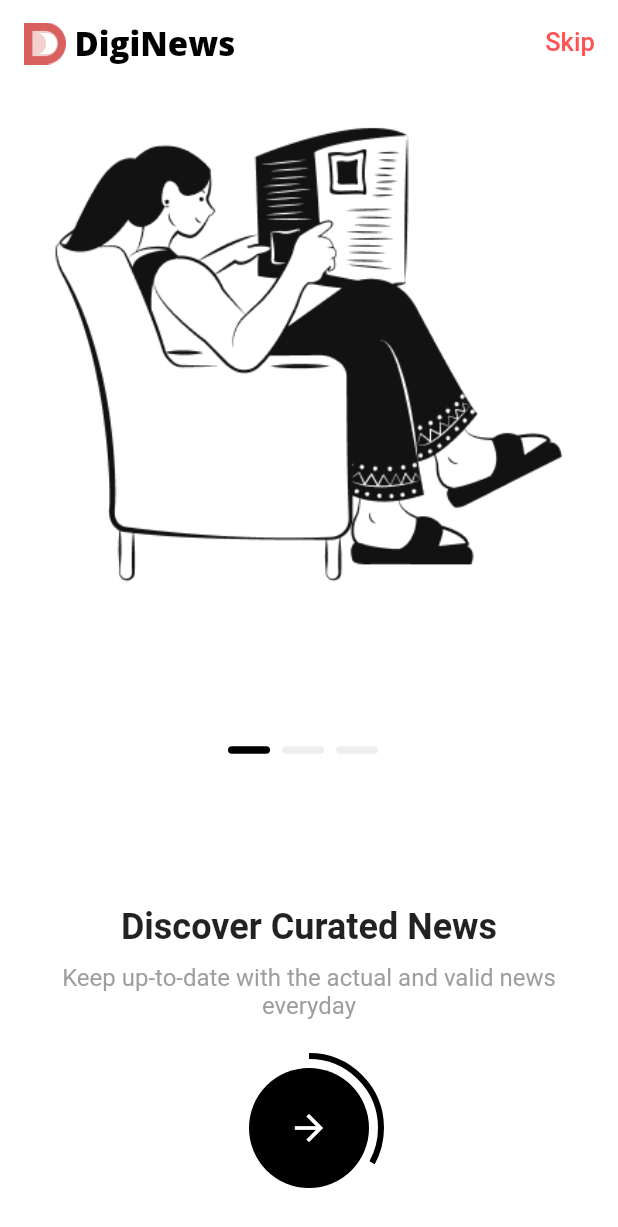
After one commit to ZayniddinMamarasulov/DigiNews, a Flutter app: the screen it shows after launch, on a phone screen of 412 x 824 dp. The commit adds this screen. Shown: the top 1227 px of the screen. Run offline on Flutter 3.47's test engine with Material 2 defaults, Android fonts, the phone set to English and light mode, and no system bars; drawn by our look-alikes of percent_indicator; our stand-ins replace bouncing_widget, carousel_slider, flutter_svg, google_fonts, intl_phone_number_input, shared_preferences.

Commit message:
onboarding page completed

```diff
--- a/lib/main_navigation.dart
+++ b/lib/main_navigation.dart
@@ -2,6 +2,7 @@ import 'package:flutter/cupertino.dart';
 import 'package:flutter/material.dart';
 import 'package:news_app/screens/dashboard_and_news_detail/home/home_page.dart';
 import 'package:news_app/screens/dashboard_and_news_detail/notification_page/notification_page.dart';
+import 'package:news_app/screens/onboarding/onboarding.dart';
 import 'package:news_app/screens/register_and_login/auth_page/auth_page.dart';
 import 'package:news_app/screens/register_and_login/forgot_password_page/forgot_password_page.dart';
 import 'package:news_app/screens/register_and_login/login_page/login_page.dart';
@@ -9,8 +10,10 @@ import 'package:news_app/screens/register_and_login/otp_authentication/authentic
 import 'package:news_app/screens/register_and_login/password_recovery/email_pass_recovery.dart';
 import 'package:news_app/screens/register_and_login/password_recovery/phone_number_pass_recovery.dart';
 import 'package:news_app/screens/register_and_login/signup_page/signup_page.dart';
+import 'package:shared_preferences/shared_preferences.dart';
 
 abstract class MainNavigationRouteNames {
+  static const splashScreen = '/splash_screen';
   static const auth = '/auth';
   static const signUp = '/auth/sign_up';
   static const login = '/login';
@@ -23,9 +26,23 @@ abstract class MainNavigationRouteNames {
 }
 
 class MainNavigation {
-  String initialRoute() => MainNavigationRouteNames.home;
+  Future checkFirstSeen() async {
+    SharedPreferences prefs = await SharedPreferences.getInstance();
+    bool _seen = (prefs.getBool('seen') ?? false);
+
+    if (_seen) {
+      return MainNavigationRouteNames.auth;
+    } else {
+      // Set the flag to true at the end of onboarding screen if everything is successfull and so I am commenting it out
+      await prefs.setBool('seen', true);
+      return MainNavigationRouteNames.splashScreen;
+    }
+  }
+
+  String initialRoute() => MainNavigationRouteNames.splashScreen;
 
   final routes = <String, Widget Function(BuildContext)>{
+    MainNavigationRouteNames.splashScreen: (context) => const OnboardingApp(),
     MainNavigationRouteNames.auth: (context) => const AuthPage(),
     MainNavigationRouteNames.signUp: (context) => const SignupPage(),
     MainNavigationRouteNames.authentication: (context) =>
--- /dev/null
+++ b/lib/models/news.dart
@@ -0,0 +1,14 @@
+class News {
+  String category;
+  String image;
+  String title;
+  int readingTime;
+  bool isSaved;
+
+  News(
+      {required this.category,
+      required this.image,
+      required this.title,
+      required this.readingTime,
+      required this.isSaved});
+}
--- /dev/null
+++ b/lib/screens/onboarding/components/carusel_indicators.dart
@@ -0,0 +1,46 @@
+import 'package:flutter/material.dart';
+
+class CustomCaruselIndicators extends StatelessWidget {
+  const CustomCaruselIndicators({
+    Key? key,
+    required this.currentIndex,
+  }) : super(key: key);
+
+  final int currentIndex;
+
+  @override
+  Widget build(BuildContext context) {
+    return Row(
+      mainAxisAlignment: MainAxisAlignment.center,
+      children: [
+        Container(
+          margin: const EdgeInsets.only(right: 8),
+          height: 5,
+          width: 28,
+          decoration: BoxDecoration(
+            color: currentIndex == 0 ? Colors.black : Colors.grey.shade200,
+            borderRadius: BorderRadius.circular(8),
+          ),
+        ),
+        Container(
+          margin: const EdgeInsets.only(right: 8),
+          height: 5,
+          width: 28,
+          decoration: BoxDecoration(
+            color: currentIndex == 1 ? Colors.black : Colors.grey.shade200,
+            borderRadius: BorderRadius.circular(8),
+          ),
+        ),
+        Container(
+          margin: const EdgeInsets.only(right: 8),
+          height: 5,
+          width: 28,
+          decoration: BoxDecoration(
+            color: currentIndex == 2 ? Colors.black : Colors.grey.shade200,
+            borderRadius: BorderRadius.circular(8),
+          ),
+        ),
+      ],
+    );
+  }
+}
--- /dev/null
+++ b/lib/screens/onboarding/components/custom_app_bar.dart
@@ -0,0 +1,44 @@
+import 'package:flutter/material.dart';
+import 'package:news_app/screens/register_and_login/auth_page/auth_page.dart';
+
+AppBar customAppBar(BuildContext context) {
+  return AppBar(
+    backgroundColor: Colors.white,
+    elevation: 0,
+    title: Row(
+      crossAxisAlignment: CrossAxisAlignment.end,
+      mainAxisSize: MainAxisSize.min,
+      children: [
+        Image.asset(
+          'assets/images/app_logo.png',
+          height: 28,
+        ),
+        const Text(
+          ' DigiNews',
+          style: TextStyle(
+            fontSize: 22,
+            color: Colors.black,
+            fontWeight: FontWeight.w900,
+          ),
+        ),
+      ],
+    ),
+    actions: [
+      TextButton(
+          onPressed: () {
+            Navigator.pushAndRemoveUntil(
+              context,
+              MaterialPageRoute(builder: (context) => const AuthPage()),
+              (route) => false,
+            );
+          },
+          child: const Text(
+            'Skip',
+            style: TextStyle(
+              color: Colors.redAccent,
+              fontSize: 17,
+            ),
+          )),
+    ],
+  );
+}
--- /dev/null
+++ b/lib/screens/onboarding/components/custom_circle_button.dart
@@ -0,0 +1,20 @@
+import 'package:flutter/material.dart';
+
+class CustomCircleButton extends StatelessWidget {
+  const CustomCircleButton({
+    Key? key,
+  }) : super(key: key);
+
+  @override
+  Widget build(BuildContext context) {
+    return const CircleAvatar(
+      backgroundColor: Colors.black,
+      radius: 40,
+      child: Icon(
+        Icons.arrow_forward,
+        color: Colors.white,
+        size: 28,
+      ),
+    );
+  }
+}
--- /dev/null
+++ b/lib/screens/onboarding/components/custom_images.dart
@@ -0,0 +1,28 @@
+import 'package:flutter/material.dart';
+
+class CustomImages extends StatelessWidget {
+  final String image;
+  const CustomImages({Key? key, required this.image}) : super(key: key);
+
+  @override
+  Widget build(BuildContext context) {
+    return Container(
+      padding: const EdgeInsets.only(top: 20),
+      width: 375,
+      height: 340,
+      child: Image.asset(image),
+    );
+  }
+
+  static List<Widget> images = [
+    const CustomImages(
+      image: 'assets/images/illust1.png',
+    ),
+    const CustomImages(
+      image: 'assets/images/illust2.png',
+    ),
+    const CustomImages(
+      image: 'assets/images/illust3.png',
+    ),
+  ];
+}
--- /dev/null
+++ b/lib/screens/onboarding/components/custom_text.dart
@@ -0,0 +1,53 @@
+import 'package:flutter/cupertino.dart';
+import 'package:flutter/material.dart';
+
+class CustomText extends StatelessWidget {
+  final String text1;
+  final String text2;
+  const CustomText({Key? key, required this.text1, required this.text2})
+      : super(key: key);
+
+  @override
+  Widget build(BuildContext context) {
+    return Column(
+      mainAxisSize: MainAxisSize.min,
+      crossAxisAlignment: CrossAxisAlignment.center,
+      children: [
+        Text(
+          text1,
+          style: const TextStyle(
+            fontSize: 24,
+            fontWeight: FontWeight.w700,
+          ),
+        ),
+        Padding(
+          padding: const EdgeInsets.only(top: 10.0, left: 22, right: 22),
+          child: Text(
+            text2,
+            textAlign: TextAlign.center,
+            style: const TextStyle(
+              fontSize: 16,
+              color: Colors.grey,
+              fontWeight: FontWeight.w400,
+            ),
+          ),
+        ),
+      ],
+    );
+  }
+
+  static List<Widget> texts = [
+    const CustomText(
+      text1: 'Discover Curated News',
+      text2: 'Keep up-to-date with the actual and valid news everyday',
+    ),
+    const CustomText(
+      text1: 'Update News Everyday',
+      text2: 'Get the recent news everyday with DigiNews',
+    ),
+    const CustomText(
+      text1: 'Browse by Categories',
+      text2: 'Get the recent news everyday with DigiNews',
+    ),
+  ];
+}
--- /dev/null
+++ b/lib/screens/onboarding/onboarding.dart
@@ -0,0 +1,114 @@
+import 'package:flutter/material.dart';
+import 'package:news_app/screens/register_and_login/auth_page/auth_page.dart';
+import 'package:percent_indicator/circular_percent_indicator.dart';
+
+import 'components/carusel_indicators.dart';
+import 'components/custom_app_bar.dart';
+import 'components/custom_circle_button.dart';
+import 'components/custom_images.dart';
+import 'components/custom_text.dart';
+
+class OnboardingApp extends StatefulWidget {
+  const OnboardingApp({Key? key}) : super(key: key);
+
+  @override
+  _OnboardingAppState createState() => _OnboardingAppState();
+}
+
+class _OnboardingAppState extends State<OnboardingApp> {
+  var images = CustomImages.images;
+  var texts = CustomText.texts;
+
+  int currentIndex = 0;
+  double percent = 0.33;
+
+  final _imagePageController = PageController();
+
+  @override
+  Widget build(BuildContext context) {
+    /*final height = MediaQuery.of(context).size.height -
+        customAppBar().preferredSize.height;*/
+
+    return Scaffold(
+      backgroundColor: Colors.white,
+      appBar: customAppBar(context),
+      body: Column(
+        children: [
+          Expanded(
+            flex: 5,
+            child: Column(
+              mainAxisAlignment: MainAxisAlignment.spaceBetween,
+              children: [
+                imagesInPageView(),
+                CustomCaruselIndicators(currentIndex: currentIndex),
+                texts[currentIndex],
+              ],
+            ),
+          ),
+          Container(
+            padding: const EdgeInsets.all(22),
+            child: CircularPercentIndicator(
+              radius: 100,
+              lineWidth: 4.0,
+              percent: percent,
+              animationDuration: 500,
+              backgroundColor: Colors.transparent,
+              progressColor: Colors.black,
+              center: GestureDetector(
+                onTap: pageViewController,
+                child: const CustomCircleButton(),
+              ),
+            ),
+          ),
+        ],
+      ),
+    );
+  }
+
+  void pageViewController() {
+    if (_imagePageController.hasClients && currentIndex == 0) {
+      _imagePageController.animateToPage(1,
+          duration: const Duration(microseconds: 1000), curve: Curves.easeIn);
+      percent = 0.66;
+    }
+
+    // button bosilganda pageview 1 dan 2 ga o'tyabdi
+    if (_imagePageController.hasClients && currentIndex == 1) {
+      _imagePageController.animateToPage(2,
+          duration: const Duration(microseconds: 1000), curve: Curves.easeIn);
+      percent = 1;
+    }
+
+    // button bosilganda pageviev 2 dan home page ga o'tyabdi
+    if (currentIndex == 2) {
+      Navigator.pushAndRemoveUntil(
+        context,
+        MaterialPageRoute(builder: (context) => const AuthPage()),
+        (route) => false,
+      );
+    }
+  }
+
+  SizedBox imagesInPageView() {
+    return SizedBox(
+      child: PageView.builder(
+        physics: const ScrollPhysics(),
+        controller: _imagePageController,
+        itemCount: images.length,
+        itemBuilder: (context, index) {
+          return images[index];
+        },
+        onPageChanged: (value) {
+          setState(() {
+            currentIndex = value;
+
+            if (value == 0) percent = 0.33;
+            if (value == 1) percent = 0.66;
+            if (value == 2) percent = 1;
+          });
+        },
+      ),
+      height: 340,
+    );
+  }
+}
--- a/pubspec.yaml
+++ b/pubspec.yaml
@@ -21,6 +21,10 @@ dependencies:
   google_fonts: ^2.2.0
   flutter_svg: ^1.0.0
   carousel_slider: ^4.0.0
+  percent_indicator: ^3.4.0
+  shared_preferences: ^2.0.12
+
+
 
 
 dev_dependencies:
```
Also changed, not shown: lib/screens/dashboard_and_news_detail/home/components/popular_banner.dart (+109 -16 lines), lib/screens/dashboard_and_news_detail/home/components/popular_carousel.dart (+20 -6 lines), lib/screens/dashboard_and_news_detail/home/popular_page.dart (+4 -4 lines), assets/images/illust1.png (added), assets/images/illust2.png (added), assets/images/illust3.png (added), assets/images/post_image_2.png (added), pubspec.lock.
